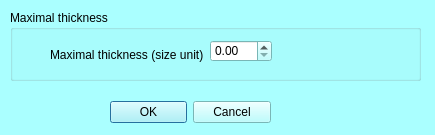
Above: MorphoDig/Qt/mqScalarsThicknessDialog.ui from morphomuseum/MorphoDig before the change. Below: the same form after it.
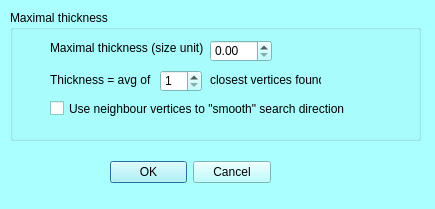
That is the form after the change.

Commit message: Thickness computation bug corrections and improvements

Diff of the .ui file:
```diff
--- a/MorphoDig/Qt/mqScalarsThicknessDialog.ui
+++ b/MorphoDig/Qt/mqScalarsThicknessDialog.ui
@@ -7,7 +7,7 @@
     <x>0</x>
     <y>0</y>
     <width>435</width>
-    <height>135</height>
+    <height>209</height>
    </rect>
   </property>
   <property name="palette">
@@ -432,7 +432,7 @@
    <property name="geometry">
     <rect>
      <x>110</x>
-     <y>100</y>
+     <y>160</y>
      <width>161</width>
      <height>25</height>
     </rect>
@@ -456,7 +456,7 @@
      <x>10</x>
      <y>10</y>
      <width>411</width>
-     <height>71</height>
+     <height>131</height>
     </rect>
    </property>
    <property name="title">
@@ -468,7 +468,7 @@
       <x>40</x>
       <y>30</y>
       <width>201</width>
-      <height>31</height>
+      <height>16</height>
      </rect>
     </property>
     <property name="text">
@@ -485,6 +485,58 @@
      </rect>
     </property>
    </widget>
+   <widget class="QCheckBox" name="smoothNormales">
+    <property name="geometry">
+     <rect>
+      <x>40</x>
+      <y>90</y>
+      <width>331</width>
+      <height>17</height>
+     </rect>
+    </property>
+    <property name="text">
+     <string>Use neighbour vertices to &quot;smooth&quot; search direction</string>
+    </property>
+   </widget>
+   <widget class="QLabel" name="label_6">
+    <property name="geometry">
+     <rect>
+      <x>40</x>
+      <y>60</y>
+      <width>111</width>
+      <height>21</height>
+     </rect>
+    </property>
+    <property name="text">
+     <string>&lt;html&gt;&lt;head/&gt;&lt;body&gt;&lt;p&gt;Thickness = avg of &lt;/p&gt;&lt;/body&gt;&lt;/html&gt;</string>
+    </property>
+   </widget>
+   <widget class="QSpinBox" name="avg">
+    <property name="geometry">
+     <rect>
+      <x>150</x>
+      <y>60</y>
+      <width>42</width>
+      <height>22</height>
+     </rect>
+    </property>
+    <property name="minimum">
+     <number>1</number>
+    </property>
+   </widget>
+   <widget class="QLabel" name="label_7">
+    <property name="geometry">
+     <rect>
+      <x>200</x>
+      <y>60</y>
+      <width>111</width>
+      <height>21</height>
+     </rect>
+    </property>
+    <property name="text">
+     <string>&lt;html&gt;&lt;head/&gt;&lt;body&gt;&lt;p&gt;closest vertices found&lt;/p&gt;&lt;/body&gt;&lt;/html&gt;</string>
+    </property>
+   </widget>
   </widget>
  </widget>
  <resources>
```
The commit also changes 3 other files.
